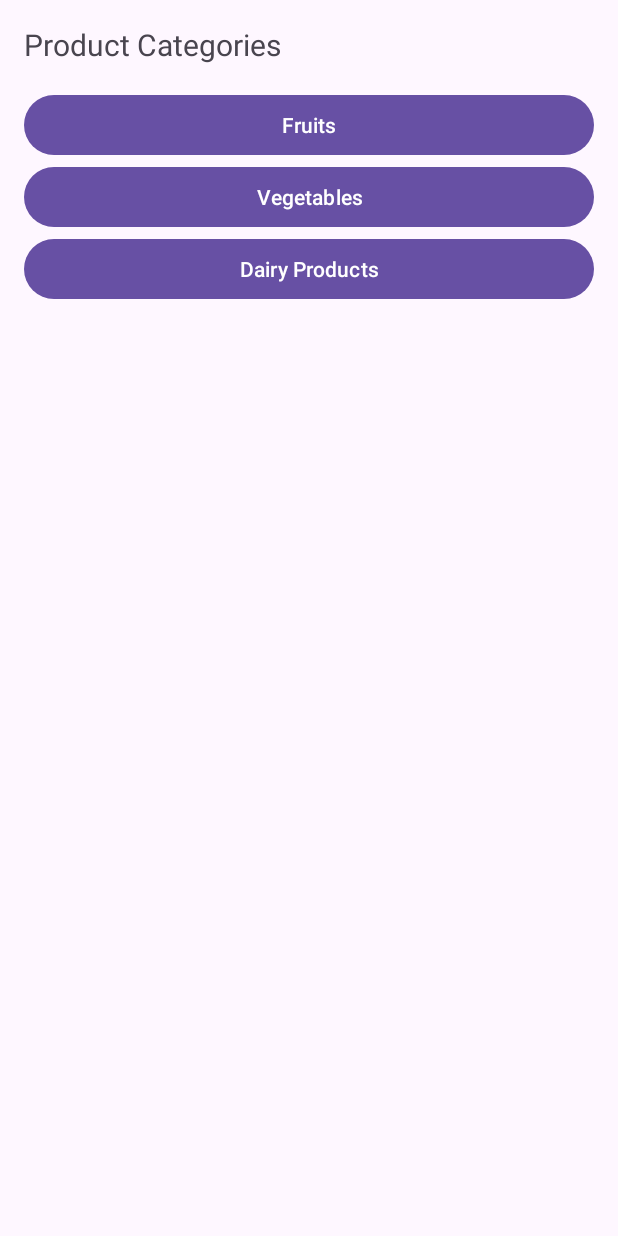
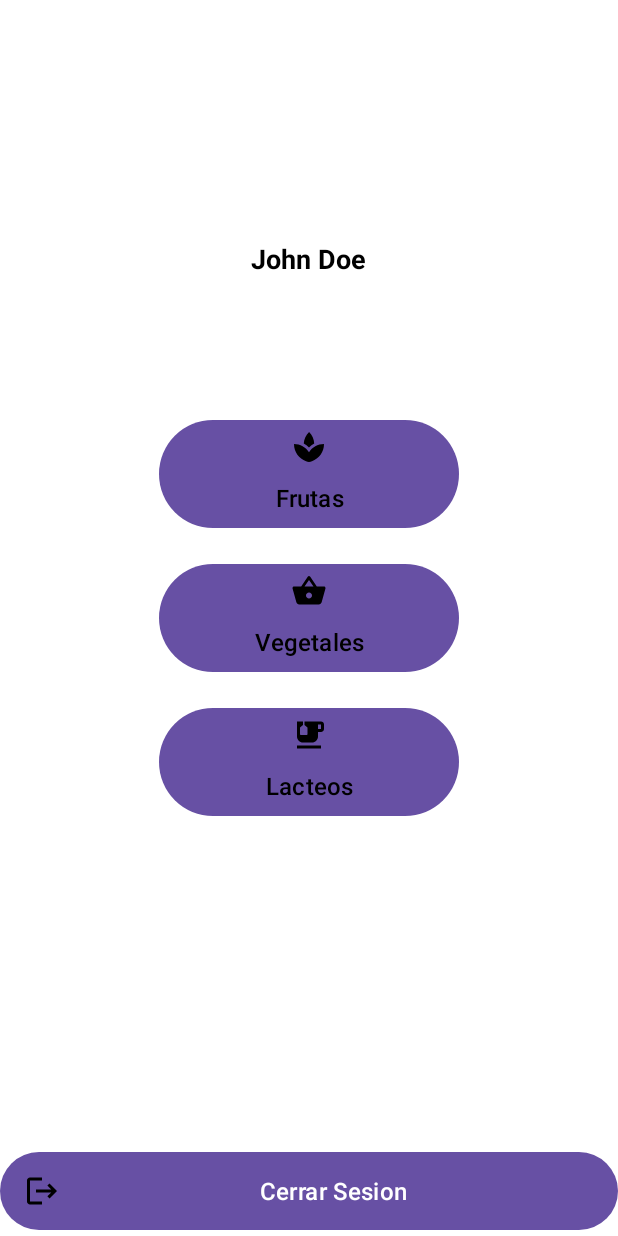
Before and after one commit to Charlyzdh/finalmoviles, an Android app: the layout activity_supermarket.xml on its own in the app's theme, with its tools: preview values and no code run, on a phone screen of 412 x 824 dp. Run offline under Robolectric (Android 15) with nearby library versions, the phone set to English and light mode, and no system bars.

Commit message:
Market buttons logos & logout from homepage created

```diff
--- a/app/src/main/java/com/example/proyectofinalmoviles/SupermarketActivity.kt
+++ b/app/src/main/java/com/example/proyectofinalmoviles/SupermarketActivity.kt
@@ -1,43 +1,86 @@
 package com.example.proyectofinalmoviles
 
+import android.content.Intent
 import android.os.Bundle
 import android.widget.Button
+import android.widget.ImageView
 import android.widget.TextView
+import android.widget.Toast
+import androidx.appcompat.app.ActionBarDrawerToggle
 import androidx.appcompat.app.AppCompatActivity
+import androidx.drawerlayout.widget.DrawerLayout
 import com.bumptech.glide.Glide
+import com.google.android.gms.auth.api.signin.GoogleSignIn
+import com.google.android.gms.auth.api.signin.GoogleSignInClient
+import com.google.android.gms.auth.api.signin.GoogleSignInOptions
+import com.google.android.material.navigation.NavigationView
+import org.w3c.dom.Text
 
 class SupermarketActivity : AppCompatActivity() {
+
+    private lateinit var googleSignInClient: GoogleSignInClient
 
     override fun onCreate(savedInstanceState: Bundle?) {
         super.onCreate(savedInstanceState)
         setContentView(R.layout.activity_supermarket)
 
+        // Configure Google Sign-In
+        val gso = GoogleSignInOptions.Builder(GoogleSignInOptions.DEFAULT_SIGN_IN)
+            .requestEmail()
+            .build()
+        googleSignInClient = GoogleSignIn.getClient(this, gso)
+
+
+        // Retrieve user details from intent and display in UI
         val email = intent.getStringExtra("email")
         val displayName = intent.getStringExtra("displayName")
         val photoUrl = intent.getStringExtra("photoUrl")
 
-        // Display user information in the UI
-        findViewById<TextView>(R.id.email_text_view).text = email
+
         findViewById<TextView>(R.id.display_name_text_view).text = displayName
 
-        // Load and display the user's profile photo
         Glide.with(this)
             .load(photoUrl)
-            .into(findViewById(R.id.profile_image_view))
+            .circleCrop()
+            .into(findViewById<ImageView>(R.id.profile_image_view))
 
         // Handle category buttons clicks
-        findViewById<Button>(R.id.fruits_button).setOnClickListener {
+        findViewById<TextView>(R.id.fruits_button).setOnClickListener {
             // Handle fruits category click
         }
 
-        findViewById<Button>(R.id.vegetables_button).setOnClickListener {
+        findViewById<TextView>(R.id.vegetables_button).setOnClickListener {
             // Handle vegetables category click
         }
 
-        findViewById<Button>(R.id.dairy_button).setOnClickListener {
+        findViewById<TextView>(R.id.dairy_button).setOnClickListener {
             // Handle dairy products category click
         }
 
+        findViewById<TextView>(R.id.sign_out_button).setOnClickListener {
+            Toast.makeText(this,"Hasta pronto " + displayName + "!",Toast.LENGTH_SHORT).show()
+            signOut()
+        }
+
+
         // Add click listeners for other buttons as needed
     }
+
+
+    private fun signOut() {
+        googleSignInClient.signOut()
+            .addOnCompleteListener(this) {
+                navigateToLogin()
+            }
+            .addOnFailureListener(this) { e ->
+                // Handle sign out failure
+            }
+    }
+
+    private fun navigateToLogin() {
+        val intent = Intent(this, MainActivity::class.java)
+        startActivity(intent)
+        finish()
+    }
+
 }
--- /dev/null
+++ b/app/src/main/res/drawable/ic_dairy.xml
@@ -0,0 +1,6 @@
+<vector android:height="24dp" android:tint="#000000"
+    android:viewportHeight="24" android:viewportWidth="24"
+    android:width="24dp" xmlns:android="http://schemas.android.com/apk/res/android">
+    <path android:fillColor="@android:color/white" android:pathData="M20,3H9v2.4l1.81,1.45C10.93,6.94 11,7.09 11,7.24v4.26c0,0.28 -0.22,0.5 -0.5,0.5h-4C6.22,12 6,11.78 6,11.5V7.24c0,-0.15 0.07,-0.3 0.19,-0.39L8,5.4V3H4v10c0,2.21 1.79,4 4,4h6c2.21,0 4,-1.79 4,-4v-3h2c1.11,0 2,-0.9 2,-2V5C22,3.89 21.11,3 20,3zM20,8h-2V5h2V8z"/>
+    <path android:fillColor="@android:color/white" android:pathData="M4,19h16v2h-16z"/>
+</vector>
--- /dev/null
+++ b/app/src/main/res/drawable/ic_fruits.xml
@@ -0,0 +1,6 @@
+<vector android:height="24dp" android:tint="#000000"
+    android:viewportHeight="24" android:viewportWidth="24"
+    android:width="24dp" xmlns:android="http://schemas.android.com/apk/res/android">
+    <path android:fillColor="@android:color/white" android:pathData="M8.55,12c-1.07,-0.71 -2.25,-1.27 -3.53,-1.61 1.28,0.34 2.46,0.9 3.53,1.61zM18.98,10.39c-1.29,0.34 -2.49,0.91 -3.57,1.64 1.08,-0.73 2.28,-1.3 3.57,-1.64z"/>
+    <path android:fillColor="@android:color/white" android:pathData="M15.49,9.63c-0.18,-2.79 -1.31,-5.51 -3.43,-7.63 -2.14,2.14 -3.32,4.86 -3.55,7.63 1.28,0.68 2.46,1.56 3.49,2.63 1.03,-1.06 2.21,-1.94 3.49,-2.63zM8.99,12.28c-0.14,-0.1 -0.3,-0.19 -0.45,-0.29 0.15,0.11 0.31,0.19 0.45,0.29zM15.41,12.03c-0.13,0.09 -0.27,0.16 -0.4,0.26 0.13,-0.1 0.27,-0.17 0.4,-0.26zM12,15.45C9.85,12.17 6.18,10 2,10c0,5.32 3.36,9.82 8.03,11.49 0.63,0.23 1.29,0.4 1.97,0.51 0.68,-0.12 1.33,-0.29 1.97,-0.51C18.64,19.82 22,15.32 22,10c-4.18,0 -7.85,2.17 -10,5.45z"/>
+</vector>
--- /dev/null
+++ b/app/src/main/res/drawable/ic_sign_out.xml
@@ -0,0 +1,5 @@
+<vector android:autoMirrored="true" android:height="24dp"
+    android:tint="#000000" android:viewportHeight="24"
+    android:viewportWidth="24" android:width="24dp" xmlns:android="http://schemas.android.com/apk/res/android">
+    <path android:fillColor="@android:color/white" android:pathData="M17,7l-1.41,1.41L18.17,11H8v2h10.17l-2.58,2.58L17,17l5,-5zM4,5h8V3H4c-1.1,0 -2,0.9 -2,2v14c0,1.1 0.9,2 2,2h8v-2H4V5z"/>
+</vector>
--- /dev/null
+++ b/app/src/main/res/drawable/ic_vegetables.xml
@@ -0,0 +1,5 @@
+<vector android:height="24dp" android:tint="#000000"
+    android:viewportHeight="24" android:viewportWidth="24"
+    android:width="24dp" xmlns:android="http://schemas.android.com/apk/res/android">
+    <path android:fillColor="@android:color/white" android:pathData="M17.21,9l-4.38,-6.56c-0.19,-0.28 -0.51,-0.42 -0.83,-0.42 -0.32,0 -0.64,0.14 -0.83,0.43L6.79,9L2,9c-0.55,0 -1,0.45 -1,1 0,0.09 0.01,0.18 0.04,0.27l2.54,9.27c0.23,0.84 1,1.46 1.92,1.46h13c0.92,0 1.69,-0.62 1.93,-1.46l2.54,-9.27L23,10c0,-0.55 -0.45,-1 -1,-1h-4.79zM9,9l3,-4.4L15,9L9,9zM12,17c-1.1,0 -2,-0.9 -2,-2s0.9,-2 2,-2 2,0.9 2,2 -0.9,2 -2,2z"/>
+</vector>
--- a/app/src/main/res/layout/activity_supermarket.xml
+++ b/app/src/main/res/layout/activity_supermarket.xml
@@ -1,79 +1,78 @@
-<?xml version="1.0" encoding="utf-8"?>
 <RelativeLayout xmlns:android="http://schemas.android.com/apk/res/android"
+    xmlns:tools="http://schemas.android.com/tools"
     android:layout_width="match_parent"
-    android:layout_height="match_parent">
+    android:layout_height="match_parent"
+    android:background="#ffffff">
+
+    <ImageView
+        android:id="@+id/profile_image_view"
+        android:layout_width="120dp"
+        android:layout_height="120dp"
+        android:layout_centerHorizontal="true"
+        android:layout_marginTop="24dp" />
 
     <TextView
-        android:id="@+id/title_text_view"
+        android:id="@+id/display_name_text_view"
         android:layout_width="wrap_content"
         android:layout_height="wrap_content"
+        android:textSize="18sp"
+        android:textStyle="bold"
+        android:textColor="#000000"
+        android:layout_below="@id/profile_image_view"
+        android:layout_centerHorizontal="true"
         android:layout_marginTop="16dp"
-        android:layout_marginStart="16dp"
-        android:text="Product Categories"
-        android:textSize="20sp" />
+        tools:text="John Doe"/>
 
     <LinearLayout
         android:layout_width="match_parent"
         android:layout_height="wrap_content"
-        android:layout_below="@id/title_text_view"
         android:orientation="vertical"
-        android:padding="16dp">
+        android:layout_centerInParent="true"
+        android:layout_marginTop="48dp">
 
         <Button
             android:id="@+id/fruits_button"
-            android:layout_width="match_parent"
-            android:layout_height="wrap_content"
-            android:text="Fruits" />
+            android:layout_width="200dp"
+            android:layout_height="80dp"
+            android:layout_gravity="center_horizontal"
+            android:drawableTop="@drawable/ic_fruits"
+            android:text="@string/fruits"
+            android:textColor="#000000"
+            android:textSize="16sp"/>
 
         <Button
             android:id="@+id/vegetables_button"
-            android:layout_width="match_parent"
-            android:layout_height="wrap_content"
-            android:text="Vegetables" />
+            android:layout_width="200dp"
+            android:layout_height="80dp"
+            android:layout_gravity="center_horizontal"
+            android:drawableTop="@drawable/ic_vegetables"
+            android:text="@string/vegetables"
+            android:textColor="#000000"
+            android:textSize="16sp"
+            android:layout_marginTop="16dp"/>
 
         <Button
             android:id="@+id/dairy_button"
-            android:layout_width="match_parent"
-            android:layout_height="wrap_content"
-            android:text="Dairy Products" />
-
-        <!-- Add more buttons for other product categories -->
-
+            android:layout_width="200dp"
+            android:layout_height="80dp"
+            android:layout_gravity="center_horizontal"
+            android:drawableTop="@drawable/ic_dairy"
+            android:text="@string/dairy"
+            android:textColor="#000000"
+            android:textSize="16sp"
+            android:layout_marginTop="16dp"/>
     </LinearLayout>
 
-    <LinearLayout
+    <Button
+        android:id="@+id/sign_out_button"
         android:layout_width="match_parent"
-        android:layout_height="wrap_content"
-        android:layout_alignParentBottom="true"
-        android:layout_marginTop="148dp"
-        android:layout_marginBottom="289dp"
-        android:orientation="vertical"
-        android:padding="16dp">
-
-
-        <TextView
-            android:id="@+id/email_text_view"
-            android:layout_width="wrap_content"
-            android:layout_height="wrap_content"
-            android:layout_marginStart="16dp"
-            android:layout_marginTop="16dp"
-            android:textSize="20sp" />
-
-        <TextView
-            android:id="@+id/display_name_text_view"
-            android:layout_width="wrap_content"
-            android:layout_height="wrap_content"
-            android:layout_marginStart="16dp"
-            android:layout_marginTop="16dp"
-            android:textSize="20sp" />
-
-        <ImageView
-            android:id="@+id/profile_image_view"
-            android:layout_width="50dp"
-            android:layout_height="50dp"/>
-
-        <!-- Add more buttons for other product categories -->
-
-    </LinearLayout>
-
+        android:layout_height="60dp"
+        android:text="@string/sign_out"
+        android:textColor="#ffffff"
+        android:textSize="16sp"
+        android:drawableLeft="@drawable/ic_sign_out"
+        android:drawablePadding="16dp"
+        android:paddingStart="16dp"
+        android:paddingEnd="16dp"
+        android:layout_alignParentBottom="true"/>
 </RelativeLayout>
--- /dev/null
+++ b/app/src/main/res/menu/menu_main.xml
@@ -0,0 +1,6 @@
+<?xml version="1.0" encoding="utf-8"?>
+<menu xmlns:android="http://schemas.android.com/apk/res/android">
+    <item
+        android:id="@+id/menu_logout"
+        android:title="Logout" />
+</menu>
--- a/app/src/main/res/values/strings.xml
+++ b/app/src/main/res/values/strings.xml
@@ -1,4 +1,10 @@
 <resources>
     <string name="app_name">Proyecto Final Moviles</string>
     <string name="web_client_id">563901771958-npd6s0va0mpkrh9trhk5q59ngdco9252.apps.googleusercontent.com</string>
+    <string name="navigation_drawer_open">Open navigation drawer</string>
+    <string name="navigation_drawer_close">Close navigation drawer</string>
+    <string name="fruits">Frutas</string>
+    <string name="vegetables">Vegetales</string>
+    <string name="dairy">Lacteos</string>
+    <string name="sign_out">Cerrar Sesion</string>
 </resources>
```
